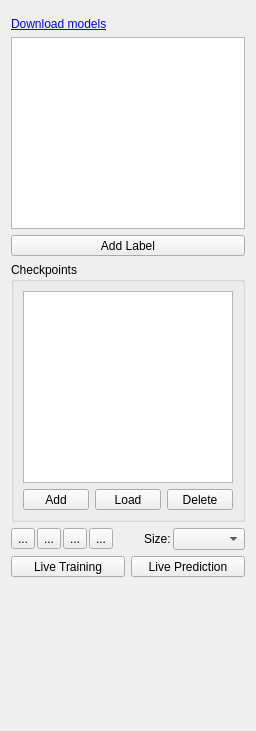
This is ilastik/applets/neuralNetwork/nnClass.ui in ilastik/ilastik as Qt 5 draws it before an edit. The edited form follows.
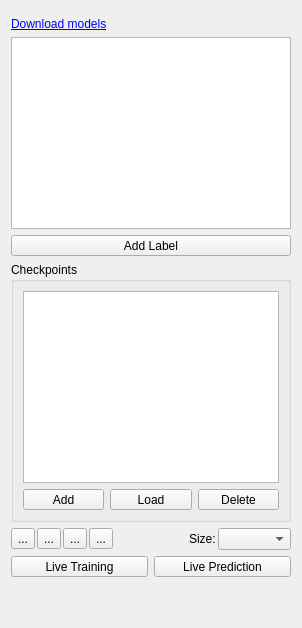
This is the edited form. Icons and pictures are not drawn. Custom widgets are drawn as their Qt base class.

```diff
--- a/ilastik/applets/neuralNetwork/nnClass.ui
+++ b/ilastik/applets/neuralNetwork/nnClass.ui
@@ -2,26 +2,12 @@
 <ui version="4.0">
  <class>containingWidget</class>
  <widget class="QWidget" name="containingWidget">
-  <property name="geometry">
-   <rect>
-    <x>0</x>
-    <y>0</y>
-    <width>256</width>
-    <height>731</height>
-   </rect>
-  </property>
   <property name="sizePolicy">
    <sizepolicy hsizetype="Preferred" vsizetype="Preferred">
     <horstretch>1</horstretch>
     <verstretch>0</verstretch>
    </sizepolicy>
   </property>
-  <property name="minimumSize">
-   <size>
-    <width>256</width>
-    <height>0</height>
-   </size>
-  </property>
   <property name="baseSize">
    <size>
     <width>0</width>
```
